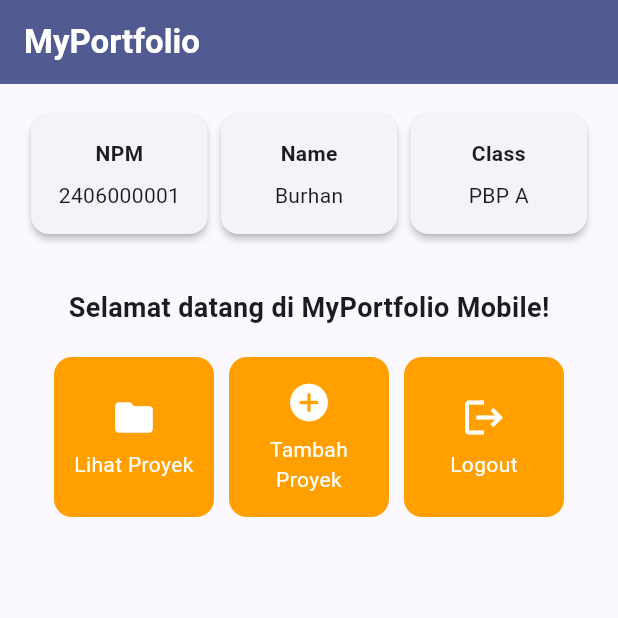
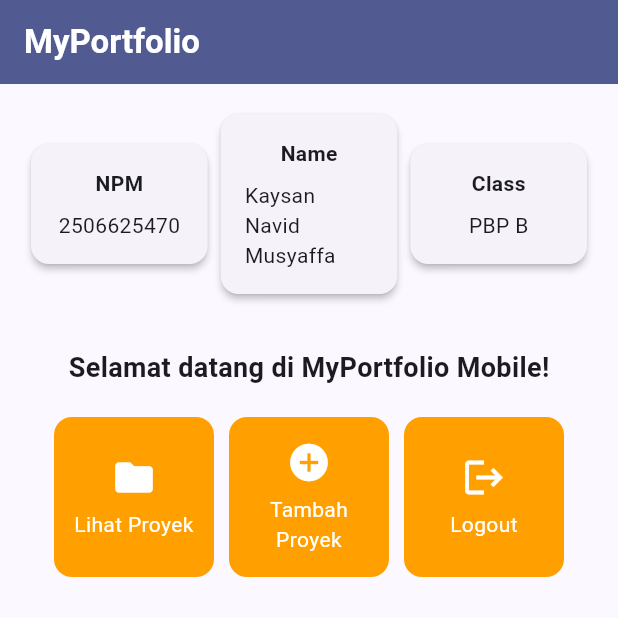
Before and after one commit to nalkq/myportofolio_mobile, a Flutter app: the screen it shows after launch, on a phone screen of 412 x 824 dp, the top half of it. Run offline on Flutter 3.47's test engine with Material 3 defaults, Android fonts, the phone set to English and light mode, and no system bars.

Commit message:
feat: personalize portfolio profile

```diff
--- a/lib/menu.dart
+++ b/lib/menu.dart
@@ -3,9 +3,9 @@ import 'package:flutter/material.dart';
 class MyHomePage extends StatelessWidget {
   MyHomePage({super.key});
 
-  final String npm = "2406000001";
-  final String nama = "Burhan";
-  final String kelas = "PBP A";
+  final String npm = "2506625470";
+  final String nama = "Kaysan Navid Musyaffa";
+  final String kelas = "PBP B";
 
   final List<ItemHomepage> items = [
     ItemHomepage("Lihat Proyek", Icons.folder),
```
